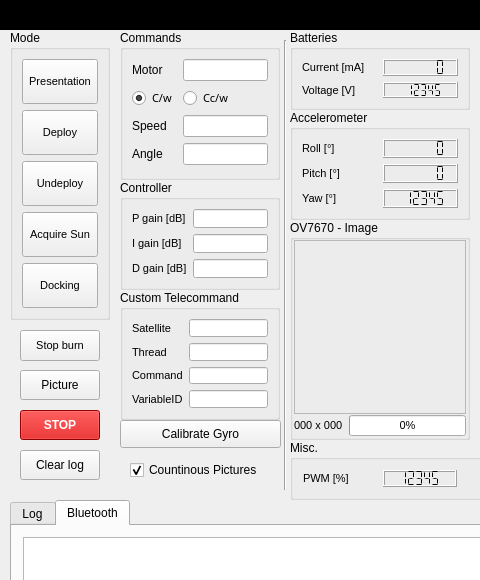
The window that groundstation.ui (Angele-/FloatSat_GroundStation) describes before a commit, drawn with Qt 5; both pictures show x 0 to 480 and y 0 to 580 of the 1351 by 700 pixel window.
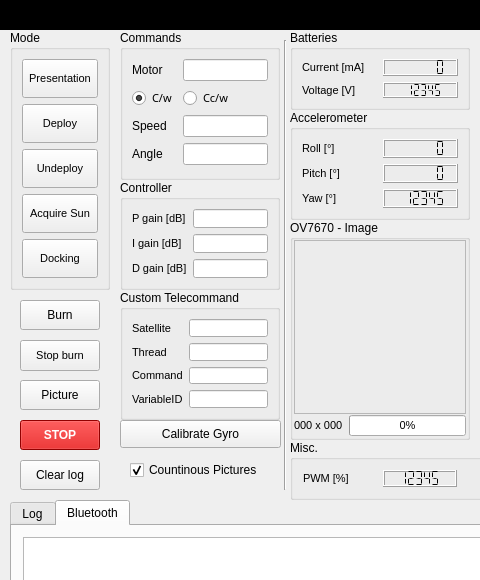
The same window after the commit. Custom widgets are drawn as their Qt base class.

```diff
--- a/groundstation.ui
+++ b/groundstation.ui
@@ -1309,7 +1309,7 @@
       <x>10</x>
       <y>30</y>
       <width>100</width>
-      <height>290</height>
+      <height>260</height>
      </rect>
     </property>
     <property name="font">
@@ -1578,7 +1578,7 @@
     <property name="geometry">
      <rect>
       <x>20</x>
-      <y>450</y>
+      <y>460</y>
       <width>80</width>
       <height>30</height>
      </rect>
@@ -1596,7 +1596,7 @@
     <property name="geometry">
      <rect>
       <x>20</x>
-      <y>410</y>
+      <y>420</y>
       <width>80</width>
       <height>30</height>
      </rect>
@@ -1619,7 +1619,7 @@
     <property name="geometry">
      <rect>
       <x>20</x>
-      <y>370</y>
+      <y>380</y>
       <width>80</width>
       <height>30</height>
      </rect>
@@ -1637,7 +1637,7 @@
     <property name="geometry">
      <rect>
       <x>20</x>
-      <y>330</y>
+      <y>340</y>
       <width>80</width>
       <height>31</height>
      </rect>
@@ -1691,6 +1691,19 @@
      <bool>true</bool>
     </property>
    </widget>
+   <widget class="QPushButton" name="pushButton_burn">
+    <property name="geometry">
+     <rect>
+      <x>20</x>
+      <y>300</y>
+      <width>80</width>
+      <height>30</height>
+     </rect>
+    </property>
+    <property name="text">
+     <string>Burn</string>
+    </property>
+   </widget>
   </widget>
  </widget>
  <layoutdefault spacing="6" margin="11"/>
```
